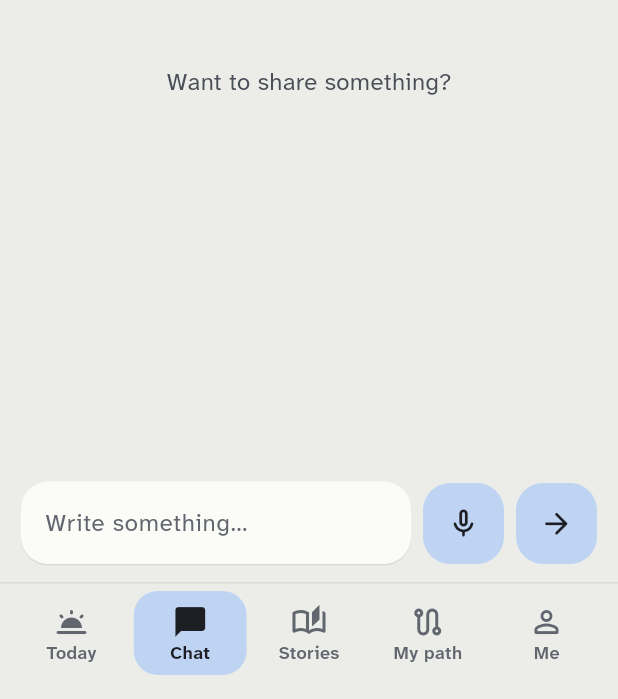
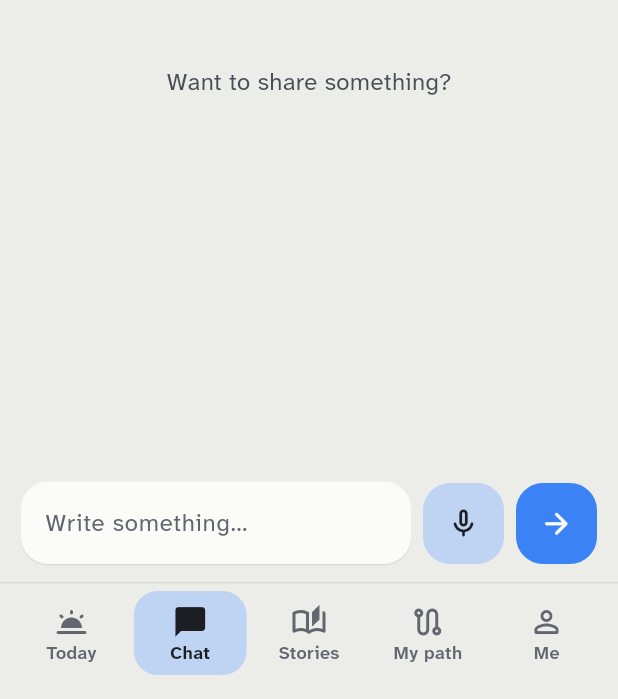
Before and after one commit to rasitinam/mental-ai, a Flutter app: the ChatScreen screen opened by its route, on a phone screen of 412 x 824 dp, the part 537-1236 px from its top. Run offline on Flutter 3.47's test engine with Material 3 defaults, Android fonts, the phone set to English and light mode, and no system bars; our stand-ins replace audioplayers, dio, firebase_core, firebase_messaging, flutter_local_notifications, flutter_riverpod and 7 more; accounts and stored records are empty; network calls fail.

Commit message:
Make the three action buttons genuinely vivid and distinct from each other
The pale tab tints (sky, peach) read as too similar/washed-out once
applied to buttons. Added two saturated, theme-invariant colors —
vividBlue and vividGreen — and gave each button its own: chat send is
vividBlue, story reaction chips are vividGreen, and "Bende de oldu"
uses vividBlue once pressed so it stays distinct from the green chips
right above it.

Co-Authored-By: Claude Sonnet 5 <noreply@anthropic.com>

```diff
--- a/app/lib/app/theme/app_colors.dart
+++ b/app/lib/app/theme/app_colors.dart
@@ -8,6 +8,11 @@ import 'package:flutter/material.dart';
 /// the grounds, cards and text change — so a section keeps its identity in
 /// the dark. Anything drawn on a tab color uses [onTint]. [ember] belongs to
 /// the streak flame alone; [warning] stays reserved for crisis moments.
+///
+/// [vividBlue] and [vividGreen] are the one saturated, theme-invariant pop
+/// each screen gets for its single most active moment (send a message,
+/// confirm a reaction) — distinct from each other and from every soft tab
+/// tint, with [onVivid] for whatever sits on top of them.
 class AppPalette {
   final Color canvasTop;
   final Color canvasBottom;
@@ -44,6 +49,14 @@ class AppPalette {
   final Color onTint;
   final Color ember;
 
+  /// One saturated blue and green, the same in both themes — for the rare
+  /// button that should read as genuinely colorful, not a pastel tint.
+  final Color vividBlue;
+  final Color vividGreen;
+
+  /// Text and icons on [vividBlue] or [vividGreen], in either theme.
+  final Color onVivid;
+
   /// Count badges (unread messages).
   final Color badge;
 
@@ -76,6 +89,9 @@ class AppPalette {
     required this.lilac,
     required this.onTint,
     required this.ember,
+    required this.vividBlue,
+    required this.vividGreen,
+    required this.onVivid,
     required this.badge,
     required this.moodLow,
     required this.moodMid,
@@ -106,6 +122,9 @@ class AppPalette {
     lilac: Color(0xFFDCCDEB),
     onTint: Color(0xFF1C1E24),
     ember: Color(0xFFE2622F),
+    vividBlue: Color(0xFF3B82F6),
+    vividGreen: Color(0xFF16A34A),
+    onVivid: Color(0xFFFBFBF8),
     badge: Color(0xFFB4412F),
     moodLow: Color(0xFFEBA98A),
     moodMid: Color(0xFFE4E2D6),
@@ -136,6 +155,9 @@ class AppPalette {
     lilac: Color(0xFFDCCDEB),
     onTint: Color(0xFF1C1E24),
     ember: Color(0xFFF07A4A),
+    vividBlue: Color(0xFF3B82F6),
+    vividGreen: Color(0xFF16A34A),
+    onVivid: Color(0xFFFBFBF8),
     badge: Color(0xFFC44A36),
     moodLow: Color(0xFFEBA98A),
     moodMid: Color(0xFF3A3D46),
--- a/app/lib/features/chat/presentation/chat_screen.dart
+++ b/app/lib/features/chat/presentation/chat_screen.dart
@@ -225,10 +225,9 @@ class _SendButton extends StatelessWidget {
     return Tooltip(
       message: l10n.dmSend,
       child: Material(
-        // Sohbet's own color, matching the dictation button beside it —
-        // not the app-wide ink accent, so this stays recognizably "chat"
-        // rather than a generic black button.
-        color: palette.sky,
+        // Vivid rather than Sohbet's pale sky tint — the one button on this
+        // screen that should read as genuinely colorful, not a pastel.
+        color: palette.vividBlue,
         borderRadius: BorderRadius.circular(18),
         clipBehavior: Clip.antiAlias,
         child: InkWell(
@@ -236,7 +235,7 @@ class _SendButton extends StatelessWidget {
           child: SizedBox(
             width: 54,
             height: 54,
-            child: Icon(Icons.arrow_forward_rounded, size: 23, color: palette.onTint),
+            child: Icon(Icons.arrow_forward_rounded, size: 23, color: palette.onVivid),
           ),
         ),
       ),
--- a/app/lib/features/stories/presentation/metoo.dart
+++ b/app/lib/features/stories/presentation/metoo.dart
@@ -72,10 +72,11 @@ class MetooStrip extends StatelessWidget {
   Widget build(BuildContext context) {
     final palette = AppPalette.of(context);
     final l10n = AppLocalizations.of(context)!;
-    // Stays peach either way — a deeper shade once pressed, rather than
-    // flipping to the app-wide black/white ink, so it never goes monochrome.
-    final background = active ? Color.lerp(palette.peach, Colors.black, 0.16)! : palette.peach;
-    final foreground = palette.onTint;
+    // Peach while unmarked; vivid blue once pressed — a different color
+    // from the green reaction chips right above it, so the two stay
+    // readable as separate actions rather than blurring into one tint.
+    final background = active ? palette.vividBlue : palette.peach;
+    final foreground = active ? palette.onVivid : palette.onTint;
 
     final String trailing;
     if (active) {
--- a/app/lib/features/stories/presentation/stories_screen.dart
+++ b/app/lib/features/stories/presentation/stories_screen.dart
@@ -593,16 +593,16 @@ class _ReactionChip extends StatelessWidget {
   @override
   Widget build(BuildContext context) {
     final palette = AppPalette.of(context);
-    // Hikayeler's own color when picked, instead of the app-wide black/white
-    // ink — a reaction is a feeling, not a form control, so it reads better
-    // colorful in both themes.
-    final foreground = selected ? palette.onTint : palette.textPrimary;
+    // Vivid green when picked — a reaction is a feeling, not a form
+    // control, so it reads better genuinely colorful than as the app-wide
+    // black/white ink or a pale tab tint.
+    final foreground = selected ? palette.onVivid : palette.textPrimary;
 
     return Semantics(
       button: true,
       selected: selected,
       child: Material(
-        color: selected ? palette.peach : palette.canvasTop,
+        color: selected ? palette.vividGreen : palette.canvasTop,
         borderRadius: BorderRadius.circular(12),
         clipBehavior: Clip.antiAlias,
         child: InkWell(
@@ -618,7 +618,7 @@ class _ReactionChip extends StatelessWidget {
                   const SizedBox(width: 6),
                   Text('$count',
                       style: AppTypography.footnote.copyWith(
-                        color: selected ? palette.onTint : palette.textSecondary,
+                        color: selected ? palette.onVivid : palette.textSecondary,
                         fontWeight: FontWeight.w700,
                       )),
                 ],
```
